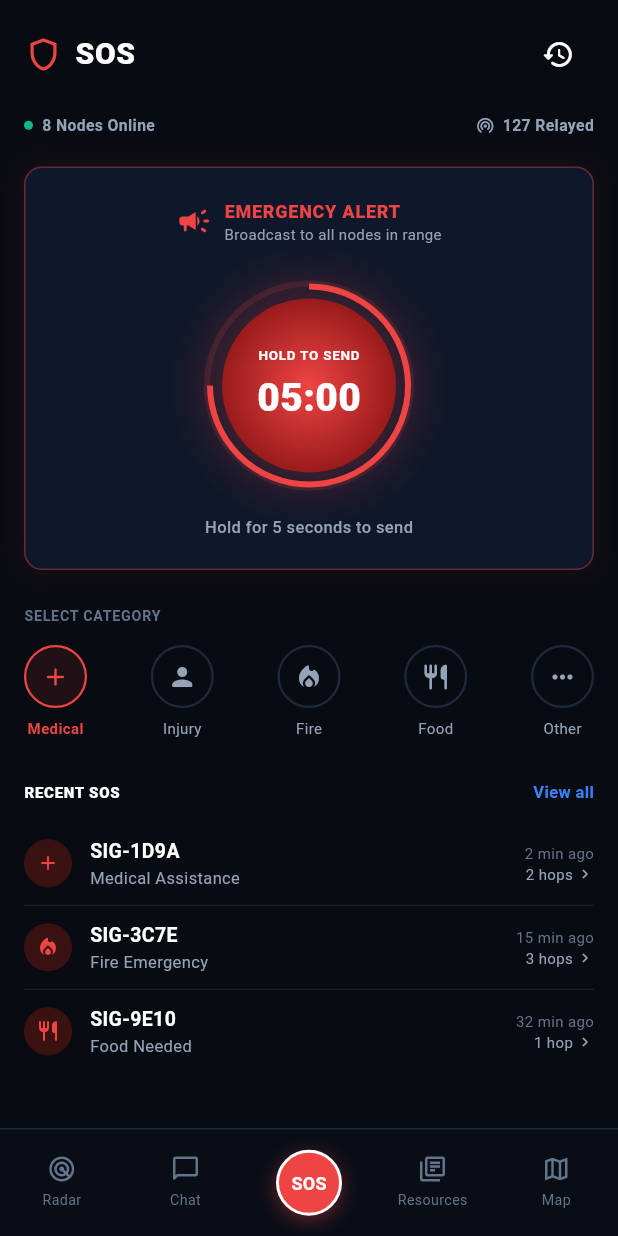
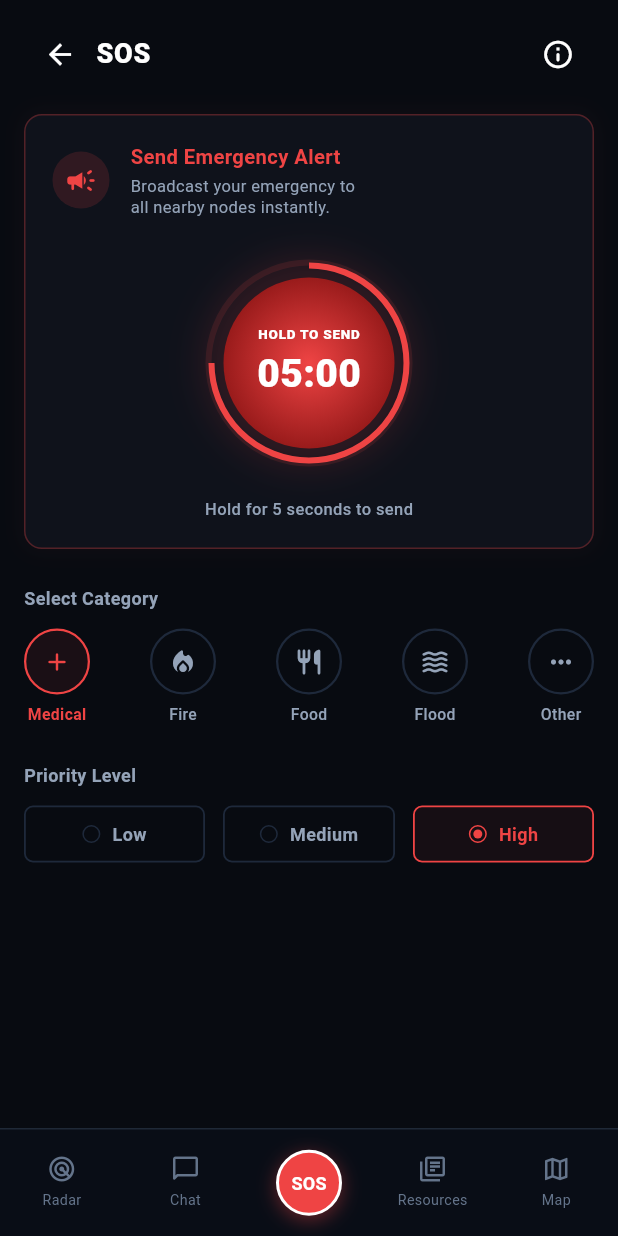
Before and after one commit to kripashankarcs3/AEGIS, a Flutter app: the screen it shows after launch, item 3 of the bottom bar chosen, on a phone screen of 412 x 824 dp. Run offline on Flutter 3.47's test engine with Material 3 defaults, Android fonts, the phone set to English and light mode, and no system bars.

Commit message:
update sos_screen and sos_banner to match Screen 9 mockup layout

```diff
--- a/aegis_flutter/lib/screens/sos_screen.dart
+++ b/aegis_flutter/lib/screens/sos_screen.dart
@@ -1,7 +1,6 @@
 import 'package:flutter/material.dart';
 import '../constants/aegis_colors.dart';
 import '../widgets/sos_banner.dart';
-import 'status_history_screen.dart';
 
 class SosScreen extends StatefulWidget {
   const SosScreen({super.key});
@@ -11,7 +10,16 @@ class SosScreen extends StatefulWidget {
 }
 
 class _SosScreenState extends State<SosScreen> {
-  int _selectedCategory = 0;
+  int _selectedCategory = 0; // Default to Medical
+  int _selectedPriority = 2; // Default to High (High is selected red in mockup 9)
+
+  final List<Map<String, dynamic>> _categories = const [
+    {'label': 'Medical', 'icon': Icons.add_rounded, 'color': AegisColors.sosRed},
+    {'label': 'Fire', 'icon': Icons.local_fire_department_rounded, 'color': AegisColors.warningOrange},
+    {'label': 'Food', 'icon': Icons.restaurant_rounded, 'color': Colors.white},
+    {'label': 'Flood', 'icon': Icons.waves_rounded, 'color': AegisColors.primaryBlue},
+    {'label': 'Other', 'icon': Icons.more_horiz_rounded, 'color': Colors.white},
+  ];
 
   @override
   Widget build(BuildContext context) {
@@ -24,22 +32,20 @@ class _SosScreenState extends State<SosScreen> {
             child: Column(
               crossAxisAlignment: CrossAxisAlignment.start,
               children: [
-                // 1. Top Header Bar
+                // 1. Top Header Bar (Back arrow, Title "SOS", Info icon)
                 Row(
                   mainAxisAlignment: MainAxisAlignment.spaceBetween,
                   children: [
                     Row(
-                      children: const [
-                        Icon(
-                          Icons.shield_outlined,
-                          color: AegisColors.sosRed,
-                          size: 26.0,
+                      children: [
+                        IconButton(
+                          icon: const Icon(Icons.arrow_back, color: Colors.white, size: 22.0),
+                          onPressed: () {},
                         ),
-                        SizedBox(width: 8.0),
-                        Text(
+                        const Text(
                           'SOS',
                           style: TextStyle(
-                            fontSize: 20.0,
+                            fontSize: 18.0,
                             fontWeight: FontWeight.w900,
                             color: Colors.white,
                             letterSpacing: 0.5,
@@ -48,147 +54,60 @@ class _SosScreenState extends State<SosScreen> {
                       ],
                     ),
                     IconButton(
-                      icon: const Icon(Icons.history_rounded, color: Colors.white, size: 22.0),
+                      icon: const Icon(Icons.info_outline_rounded, color: Colors.white, size: 22.0),
                       onPressed: () {},
                     ),
                   ],
                 ),
                 const SizedBox(height: 16.0),
 
-                // 2. Sub-bar Status Row
-                Row(
-                  mainAxisAlignment: MainAxisAlignment.spaceBetween,
-                  children: [
-                    // 8 Nodes Badge
-                    Row(
-                      children: [
-                        Container(
-                          width: 6.0,
-                          height: 6.0,
-                          decoration: const BoxDecoration(
-                            color: AegisColors.activeGreen,
-                            shape: BoxShape.circle,
-                          ),
-                        ),
-                        const SizedBox(width: 6.0),
-                        const Text(
-                          '8 Nodes Online',
-                          style: TextStyle(
-                            color: AegisColors.textSecondary,
-                            fontSize: 10.5,
-                            fontWeight: FontWeight.bold,
-                          ),
-                        ),
-                      ],
-                    ),
-                    // 127 Relayed
-                    Row(
-                      children: const [
-                        Icon(
-                          Icons.wifi_tethering_rounded,
-                          color: AegisColors.textSecondary,
-                          size: 13.0,
-                        ),
-                        SizedBox(width: 5.0),
-                        Text(
-                          '127 Relayed',
-                          style: TextStyle(
-                            color: AegisColors.textSecondary,
-                            fontSize: 10.5,
-                            fontWeight: FontWeight.bold,
-                          ),
-                        ),
-                      ],
-                    ),
-                  ],
-                ),
-                const SizedBox(height: 20.0),
-
-                // 3. Central Glowing SOS hold broadcast card
+                // 2. Central emergency countdown card
                 const SosBroadcastCard(countdownText: '05:00'),
                 const SizedBox(height: 24.0),
 
-                // 4. Select Category Section
+                // 3. Select Category Section
                 const Text(
-                  'SELECT CATEGORY',
+                  'Select Category',
                   style: TextStyle(
-                    fontSize: 9.5,
+                    fontSize: 12.0,
                     fontWeight: FontWeight.bold,
-                    color: AegisColors.textMuted,
-                    letterSpacing: 0.5,
+                    color: AegisColors.textSecondary,
+                  ),
+                ),
+                const SizedBox(height: 12.0),
+                Row(
+                  mainAxisAlignment: MainAxisAlignment.spaceBetween,
+                  children: List.generate(_categories.length, (index) {
+                    final item = _categories[index];
+                    return _buildCategoryButton(
+                      index,
+                      item['icon'] as IconData,
+                      item['label'] as String,
+                      item['color'] as Color,
+                    );
+                  }),
+                ),
+                const SizedBox(height: 24.0),
+
+                // 4. Priority Level Section
+                const Text(
+                  'Priority Level',
+                  style: TextStyle(
+                    fontSize: 12.0,
+                    fontWeight: FontWeight.bold,
+                    color: AegisColors.textSecondary,
                   ),
                 ),
                 const SizedBox(height: 12.0),
                 Row(
                   mainAxisAlignment: MainAxisAlignment.spaceBetween,
                   children: [
-                    _buildCategoryButton(0, Icons.add_rounded, 'Medical', AegisColors.sosRed),
-                    _buildCategoryButton(1, Icons.person_rounded, 'Injury', Colors.white),
-                    _buildCategoryButton(2, Icons.local_fire_department_rounded, 'Fire', Colors.white),
-                    _buildCategoryButton(3, Icons.restaurant_rounded, 'Food', Colors.white),
-                    _buildCategoryButton(4, Icons.more_horiz_rounded, 'Other', Colors.white),
+                    _buildPriorityButton(0, 'Low', AegisColors.activeGreen),
+                    _buildPriorityButton(1, 'Medium', AegisColors.warningOrange),
+                    _buildPriorityButton(2, 'High', AegisColors.sosRed),
                   ],
                 ),
-                const SizedBox(height: 28.0),
-
-                // 5. Recent SOS Section Header
-                Row(
-                  mainAxisAlignment: MainAxisAlignment.spaceBetween,
-                  children: [
-                    const Text(
-                      'RECENT SOS',
-                      style: TextStyle(
-                        fontSize: 10.0,
-                        fontWeight: FontWeight.w900,
-                        color: Colors.white,
-                        letterSpacing: 0.5,
-                      ),
-                    ),
-                    GestureDetector(
-                      onTap: () {
-                        Navigator.of(context).push(
-                          MaterialPageRoute(
-                            builder: (context) => const StatusHistoryScreen(),
-                          ),
-                        );
-                      },
-                      child: const Text(
-                        'View all',
-                        style: TextStyle(
-                          fontSize: 11.0,
-                          fontWeight: FontWeight.w600,
-                          color: AegisColors.primaryBlue,
-                        ),
-                      ),
-                    ),
-                  ],
-                ),
-                const SizedBox(height: 12.0),
-
-                // 6. Recent SOS list
-                _buildRecentSosTile(
-                  icon: Icons.add_rounded,
-                  nodeId: 'SIG-1D9A',
-                  issue: 'Medical Assistance',
-                  time: '2 min ago',
-                  hops: '2 hops',
-                ),
-                _buildDivider(),
-                _buildRecentSosTile(
-                  icon: Icons.local_fire_department_rounded,
-                  nodeId: 'SIG-3C7E',
-                  issue: 'Fire Emergency',
-                  time: '15 min ago',
-                  hops: '3 hops',
-                ),
-                _buildDivider(),
-                _buildRecentSosTile(
-                  icon: Icons.restaurant_rounded,
-                  nodeId: 'SIG-9E10',
-                  issue: 'Food Needed',
-                  time: '32 min ago',
-                  hops: '1 hop',
-                ),
+                const SizedBox(height: 20.0),
               ],
             ),
           ),
@@ -197,9 +116,9 @@ class _SosScreenState extends State<SosScreen> {
     );
   }
 
-  Widget _buildCategoryButton(int index, IconData icon, String label, Color activeColor) {
+  Widget _buildCategoryButton(int index, IconData icon, String label, Color categoryColor) {
     final bool isSelected = _selectedCategory == index;
-    final Color strokeColor = isSelected ? AegisColors.sosRed : const Color(0xFF1E293B);
+    final Color activeColor = isSelected ? AegisColors.sosRed : const Color(0xFF1E293B);
     final Color contentColor = isSelected ? AegisColors.sosRed : AegisColors.textSecondary;
 
     return GestureDetector(
@@ -212,25 +131,27 @@ class _SosScreenState extends State<SosScreen> {
         mainAxisSize: MainAxisSize.min,
         children: [
           Container(
-            width: 42.0,
-            height: 42.0,
+            width: 44.0,
+            height: 44.0,
             decoration: BoxDecoration(
               shape: BoxShape.circle,
-              border: Border.all(color: strokeColor, width: 1.5),
-              color: isSelected ? AegisColors.sosRed.withOpacity(0.1) : Colors.transparent,
+              border: Border.all(color: activeColor, width: 1.5),
+              color: isSelected ? AegisColors.sosRed.withOpacity(0.08) : Colors.transparent,
             ),
+            child: Center(
               child: Icon(
                 icon,
                 color: contentColor,
                 size: 20.0,
               ),
             ),
+          ),
           const SizedBox(height: 6.0),
           Text(
             label,
             style: TextStyle(
-              fontSize: 10.0,
-              fontWeight: isSelected ? FontWeight.bold : FontWeight.normal,
+              fontSize: 10.5,
+              fontWeight: isSelected ? FontWeight.bold : FontWeight.w500,
               color: contentColor,
             ),
           ),
@@ -239,96 +160,66 @@ class _SosScreenState extends State<SosScreen> {
     );
   }
 
-  Widget _buildRecentSosTile({
-    required IconData icon,
-    required String nodeId,
-    required String issue,
-    required String time,
-    required String hops,
-  }) {
-    return Padding(
-      padding: const EdgeInsets.symmetric(vertical: 10.0),
+  Widget _buildPriorityButton(int index, String label, Color priorityColor) {
+    final bool isSelected = _selectedPriority == index;
+    final Color strokeColor = isSelected ? priorityColor : const Color(0xFF1E293B);
+    final Color textColor = isSelected ? priorityColor : AegisColors.textSecondary;
+
+    return Expanded(
+      child: GestureDetector(
+        onTap: () {
+          setState(() {
+            _selectedPriority = index;
+          });
+        },
+        child: Container(
+          margin: EdgeInsets.only(
+            left: index == 0 ? 0.0 : 6.0,
+            right: index == 2 ? 0.0 : 6.0,
+          ),
+          height: 38.0,
+          decoration: BoxDecoration(
+            color: isSelected ? priorityColor.withOpacity(0.06) : Colors.transparent,
+            borderRadius: BorderRadius.circular(6.0),
+            border: Border.all(color: strokeColor, width: 1.2),
+          ),
           child: Row(
+            mainAxisAlignment: MainAxisAlignment.center,
             children: [
-          // Red circle badge icon
+              // Circular radio outline/indicator
               Container(
-            width: 32.0,
-            height: 32.0,
-            decoration: const BoxDecoration(
-              color: Color(0xFF3B1212),
+                width: 12.0,
+                height: 12.0,
+                decoration: BoxDecoration(
+                  shape: BoxShape.circle,
+                  border: Border.all(color: strokeColor, width: 1.0),
+                ),
+                child: isSelected
+                    ? Center(
+                        child: Container(
+                          width: 6.0,
+                          height: 6.0,
+                          decoration: BoxDecoration(
+                            color: priorityColor,
                             shape: BoxShape.circle,
                           ),
-            child: Icon(
-              icon,
-              color: AegisColors.sosRed,
-              size: 16.0,
                         ),
+                      )
+                    : null,
               ),
-          const SizedBox(width: 12.0),
-          // Info Details
-          Expanded(
-            child: Column(
-              crossAxisAlignment: CrossAxisAlignment.start,
-              children: [
+              const SizedBox(width: 8.0),
               Text(
-                  nodeId,
-                  style: const TextStyle(
-                    fontSize: 13.0,
+                label,
+                style: TextStyle(
+                  color: textColor,
+                  fontSize: 12.0,
                   fontWeight: FontWeight.bold,
-                    color: Colors.white,
-                  ),
-                ),
-                Text(
-                  issue,
-                  style: const TextStyle(
-                    fontSize: 11.0,
-                    color: AegisColors.textSecondary,
                 ),
               ),
             ],
           ),
         ),
-          // Duration & hops
-          Column(
-            crossAxisAlignment: CrossAxisAlignment.end,
-            children: [
-              Text(
-                time,
-                style: const TextStyle(
-                  fontSize: 10.0,
-                  color: AegisColors.textMuted,
-                ),
-              ),
-              Row(
-                mainAxisSize: MainAxisSize.min,
-                children: [
-                  Text(
-                    hops,
-                    style: const TextStyle(
-                      fontSize: 10.0,
-                      color: AegisColors.textSecondary,
-                    ),
-                  ),
-                  const SizedBox(width: 2.0),
-                  const Icon(
-                    Icons.chevron_right,
-                    size: 12.0,
-                    color: AegisColors.textSecondary,
-                  ),
-                ],
-              ),
-            ],
-          ),
-        ],
       ),
     );
   }
-
-  Widget _buildDivider() {
-    return const Divider(
-      color: Color(0xFF1E293B),
-      height: 1.0,
-      thickness: 0.5,
-    );
 }
-}
--- a/aegis_flutter/lib/widgets/sos_banner.dart
+++ b/aegis_flutter/lib/widgets/sos_banner.dart
@@ -14,56 +14,71 @@ class SosBroadcastCard extends StatelessWidget {
   @override
   Widget build(BuildContext context) {
     return Container(
-      padding: const EdgeInsets.symmetric(vertical: 20.0, horizontal: 16.0),
+      padding: const EdgeInsets.all(18.0),
       decoration: BoxDecoration(
-        color: const Color(0xFF0F172A),
+        color: const Color(0xFF0F121B), // Dark card surface
         borderRadius: BorderRadius.circular(12.0),
-        border: Border.all(color: AegisColors.sosRed.withOpacity(0.4), width: 1.0),
+        border: Border.all(color: AegisColors.sosRed.withOpacity(0.3), width: 1.0),
         boxShadow: [
           BoxShadow(
-            color: AegisColors.sosRed.withOpacity(0.08),
-            blurRadius: 16,
-            spreadRadius: 2,
+            color: AegisColors.sosRed.withOpacity(0.04),
+            blurRadius: 12,
+            spreadRadius: 1,
           ),
         ],
       ),
       child: Column(
         mainAxisSize: MainAxisSize.min,
         children: [
-          // Header Alert Row
+          // Header Alert Row (Left aligned icon + Text column)
           Row(
-            mainAxisAlignment: MainAxisAlignment.center,
+            crossAxisAlignment: CrossAxisAlignment.center,
             children: [
-              const Icon(
+              // Red alarm siren icon badge
+              Container(
+                width: 38.0,
+                height: 38.0,
+                decoration: BoxDecoration(
+                  color: AegisColors.sosRed.withOpacity(0.15),
+                  shape: BoxShape.circle,
+                ),
+                child: const Center(
+                  child: Icon(
                     Icons.campaign_rounded,
                     color: AegisColors.sosRed,
-                size: 24.0,
+                    size: 22.0,
                   ),
-              const SizedBox(width: 8.0),
-              Column(
+                ),
+              ),
+              const SizedBox(width: 14.0),
+              // Text Details
+              Expanded(
+                child: Column(
                   crossAxisAlignment: CrossAxisAlignment.start,
                   children: const [
                     Text(
-                    'EMERGENCY ALERT',
+                      'Send Emergency Alert',
                       style: TextStyle(
                         color: AegisColors.sosRed,
-                      fontSize: 12.0,
-                      fontWeight: FontWeight.w900,
-                      letterSpacing: 0.5,
+                        fontSize: 13.5,
+                        fontWeight: FontWeight.bold,
                       ),
                     ),
+                    SizedBox(height: 3.0),
                     Text(
-                    'Broadcast to all nodes in range',
+                      'Broadcast your emergency to\nall nearby nodes instantly.',
                       style: TextStyle(
                         color: AegisColors.textSecondary,
-                      fontSize: 10.0,
+                        fontSize: 11.0,
+                        height: 1.3,
                       ),
                     ),
                   ],
                 ),
+              ),
             ],
           ),
-          const SizedBox(height: 24.0),
+          const SizedBox(height: 28.0),
 
           // Central Glowing SOS Hold Button
           GestureDetector(
@@ -73,30 +88,30 @@ class SosBroadcastCard extends StatelessWidget {
               children: [
                 // Outer Glow ring
                 Container(
-                  width: 140.0,
-                  height: 140.0,
+                  width: 138.0,
+                  height: 138.0,
                   decoration: BoxDecoration(
                     shape: BoxShape.circle,
                     color: Colors.transparent,
                     border: Border.all(
-                      color: AegisColors.sosRed.withOpacity(0.15),
+                      color: AegisColors.sosRed.withOpacity(0.12),
                       width: 4.0,
                     ),
                     boxShadow: [
                       BoxShadow(
-                        color: AegisColors.sosRed.withOpacity(0.2),
-                        blurRadius: 24,
-                        spreadRadius: 2,
+                        color: AegisColors.sosRed.withOpacity(0.15),
+                        blurRadius: 20,
+                        spreadRadius: 1,
                       ),
                     ],
                   ),
                 ),
-                // Outer progress line
+                // Outer progress indicator
                 SizedBox(
-                  width: 132.0,
-                  height: 132.0,
+                  width: 130.0,
+                  height: 130.0,
                   child: CircularProgressIndicator(
-                    value: 0.75, // static arc progress matching mockup
+                    value: 0.75, // static arc progress matching mockup 9
                     strokeWidth: 4.0,
                     valueColor: const AlwaysStoppedAnimation<Color>(AegisColors.sosRed),
                     backgroundColor: Colors.transparent,
@@ -104,14 +119,14 @@ class SosBroadcastCard extends StatelessWidget {
                 ),
                 // Inner button face
                 Container(
-                  width: 116.0,
-                  height: 116.0,
-                  decoration: BoxDecoration(
+                  width: 114.0,
+                  height: 114.0,
+                  decoration: const BoxDecoration(
                     shape: BoxShape.circle,
                     gradient: RadialGradient(
                       colors: [
                         AegisColors.sosRed,
-                        const Color(0xFF991B1B),
+                        Color(0xFF991B1B),
                       ],
                     ),
                   ),
@@ -123,11 +138,11 @@ class SosBroadcastCard extends StatelessWidget {
                         style: TextStyle(
                           color: Colors.white,
                           fontSize: 9.0,
-                          fontWeight: FontWeight.bold,
+                          fontWeight: FontWeight.w800,
                           letterSpacing: 0.5,
                         ),
                       ),
-                      const SizedBox(height: 4.0),
+                      const SizedBox(height: 2.0),
                       Text(
                         countdownText,
                         style: const TextStyle(
@@ -142,7 +157,7 @@ class SosBroadcastCard extends StatelessWidget {
               ],
             ),
           ),
-          const SizedBox(height: 16.0),
+          const SizedBox(height: 20.0),
 
           // Instruction Text
           const Text(
```
Lines whose indentation alone changed are shown as unchanged.
